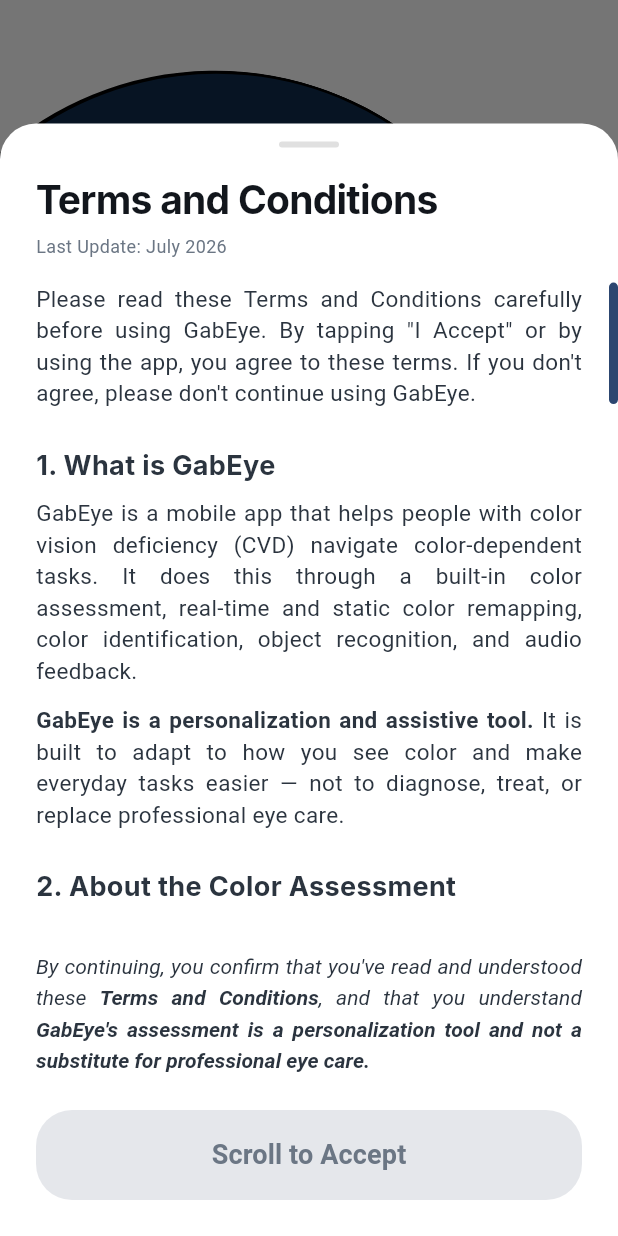
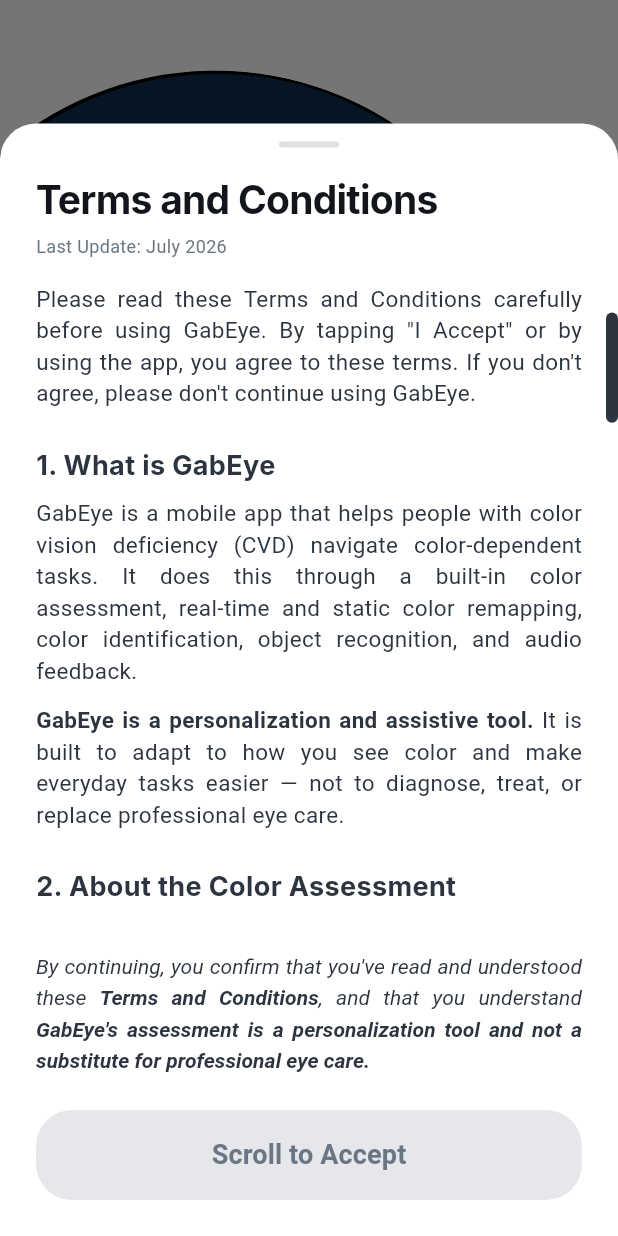
Before and after one commit to dinonIsaig/GabEye, a Flutter app: the screen it shows after launch, after a tap on "Get Started", on a phone screen of 412 x 824 dp. Run offline on Flutter 3.47's test engine with Material 3 defaults, Android fonts, the phone set to English and light mode, and no system bars; our stand-ins replace flutter_svg, google_fonts.

Commit message:
style: aligned style into Figma

```diff
--- a/lib/features/onboarding/widgets/terms_and_conditions_modal.dart
+++ b/lib/features/onboarding/widgets/terms_and_conditions_modal.dart
@@ -86,9 +86,10 @@
               child: Theme(
                 data: Theme.of(context).copyWith(
                   scrollbarTheme: ScrollbarThemeData(
-                    thumbColor: WidgetStateProperty.all(Theme.of(context).colorScheme.primary),
-                    thickness: WidgetStateProperty.all(6),
+                    thumbColor: WidgetStateProperty.all(Theme.of(context).colorScheme.onSurfaceVariant),
+                    thickness: WidgetStateProperty.all(8),
                     radius: const Radius.circular(8),
+                    mainAxisMargin: 20.0,
                   ),
                 ),
                 child: Scrollbar(
```
